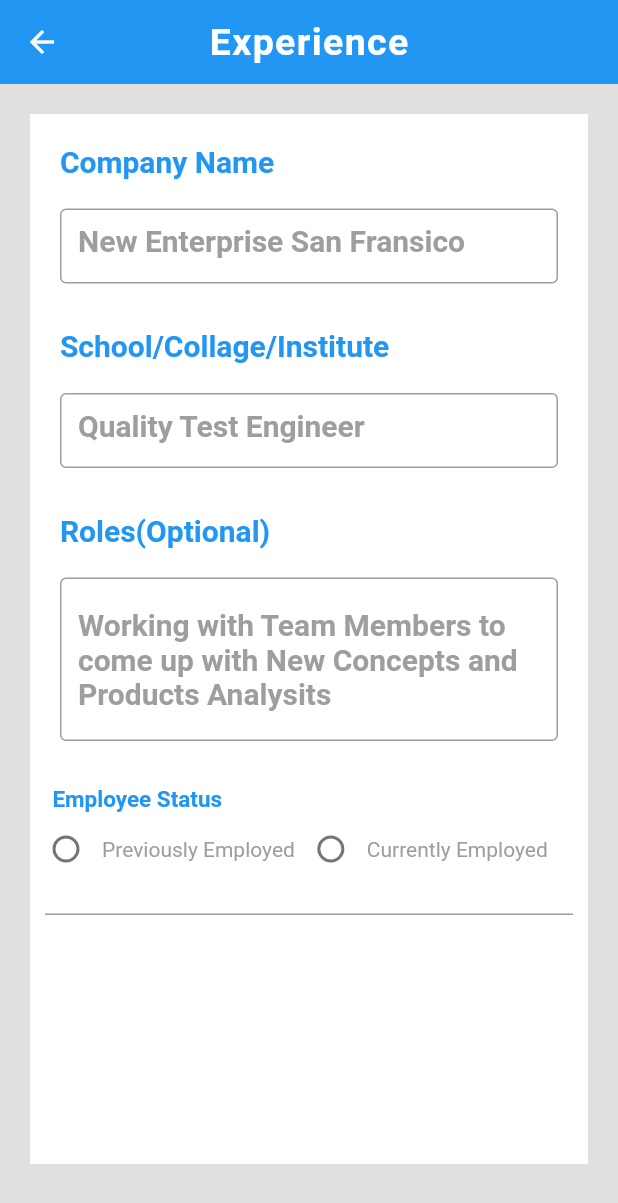
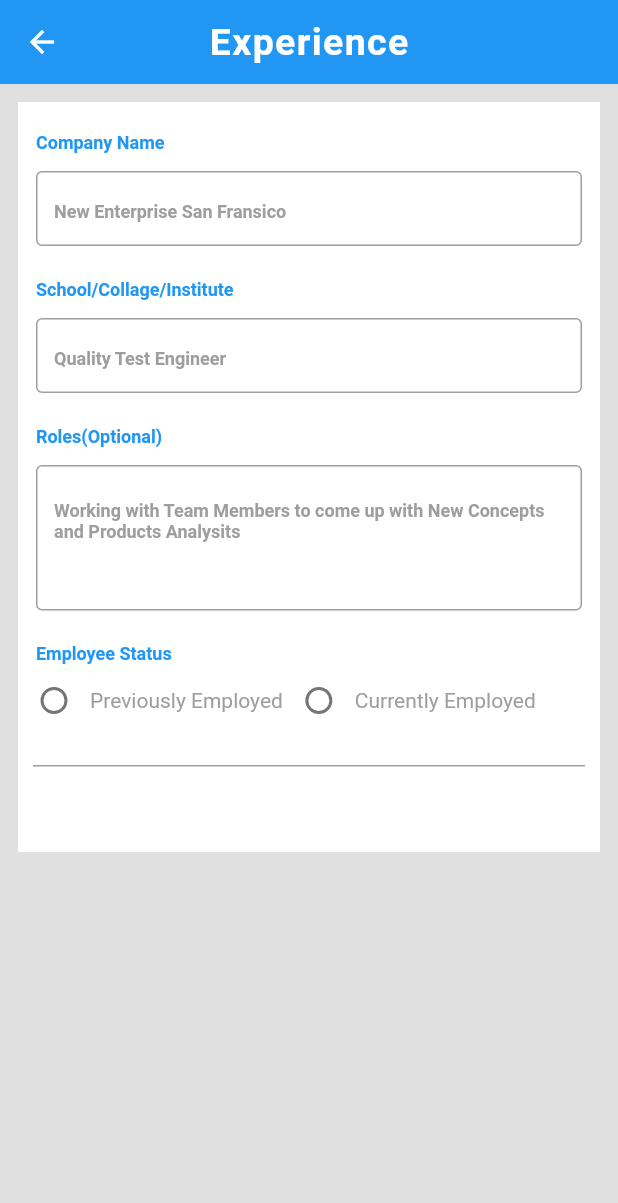
Before and after one commit to ShreyaVaghasiya/ResumeBuilderApp, a Flutter app: the exp screen opened by its route, on a phone screen of 412 x 824 dp. Shown: the top 1203 px of the screen. Run offline on Flutter 3.47's test engine with Material 2 defaults, Android fonts, the phone set to English and light mode, and no system bars; our stand-ins replace image_picker, pdf, printing; accounts and stored records are empty.

Commit message:
SV | 9/1/2023 | 16 : 10 PM

```diff
--- a/lib/Experience.dart
+++ b/lib/Experience.dart
@@ -31,9 +31,9 @@ class _expState extends State<exp> {
         elevation: 0,
       ),
       body:Container(
-        margin: EdgeInsets.all(20),
+        margin: EdgeInsets.all(12),
         child: Container(
-            height: 700,
+            height: 500,
             width: 400,
             color: Colors.white,
             child: Column(
@@ -44,13 +44,13 @@ class _expState extends State<exp> {
             child: Text(
               "    Company Name",
               style: TextStyle(
-                  fontSize: 20,
+                  fontSize: 12,
                   color: Colors.blue,
                   fontWeight: FontWeight.bold),
             )),
         Container(
           height: 50,
-          margin: EdgeInsets.all(20),
+          margin: EdgeInsets.all(12),
           child: TextField(
             onChanged: (value){
               setState(() {
@@ -61,7 +61,7 @@ class _expState extends State<exp> {
               border: OutlineInputBorder(),
               hintText: "New Enterprise San Fransico",
               hintStyle: TextStyle(
-                  fontSize: 20,
+                  fontSize: 12,
                   fontWeight: FontWeight.bold,
                   color: Colors.grey),
             ),
@@ -72,13 +72,13 @@ class _expState extends State<exp> {
                       child: Text(
                         "    School/Collage/Institute",
                         style: TextStyle(
-                            fontSize: 20,
+                            fontSize: 12,
                             color: Colors.blue,
                             fontWeight: FontWeight.bold),
                       )),
                   Container(
                     height: 50,
-                    margin: EdgeInsets.all(20),
+                    margin: EdgeInsets.all(12),
                     child: TextField(
                       onChanged: (value){
                         setState(() {
@@ -89,7 +89,7 @@ class _expState extends State<exp> {
                         border: OutlineInputBorder(),
                         hintText: "Quality Test Engineer",
                         hintStyle: TextStyle(
-                            fontSize: 20,
+                            fontSize: 12,
                             fontWeight: FontWeight.bold,
                             color: Colors.grey),
                       ),
@@ -100,13 +100,13 @@ class _expState extends State<exp> {
                       child: Text(
                         "    Roles(Optional)",
                         style: TextStyle(
-                            fontSize: 20,
+                            fontSize: 12,
                             color: Colors.blue,
                             fontWeight: FontWeight.bold),
                       )),
                   Container(
                     // height: 50,
-                    margin: EdgeInsets.all(20),
+                    margin: EdgeInsets.all(12),
                     child: TextField(
                       onChanged: (value){
                         setState(() {
@@ -118,7 +118,7 @@ class _expState extends State<exp> {
                         border: OutlineInputBorder(),
                         hintText: "Working with Team Members to come up with New Concepts and Products Analysits",
                         hintStyle: TextStyle(
-                            fontSize: 20,
+                            fontSize: 12,
                             fontWeight: FontWeight.bold,
                             color: Colors.grey),
                       ),
@@ -130,7 +130,7 @@ class _expState extends State<exp> {
                       child: Text(
                         "    Employee Status",
                         style: TextStyle(
-                            fontSize: 15,
+                            fontSize: 12,
                             color: Colors.blue,
                             fontWeight: FontWeight.bold),
                       )),
@@ -165,7 +165,7 @@ class _expState extends State<exp> {
                     margin: EdgeInsets.all(10),
                     child: TextField(
                       decoration: InputDecoration(
-                        hintStyle: TextStyle(fontSize: 20,color: Colors.grey),
+                        hintStyle: TextStyle(fontSize: 12,color: Colors.grey),
                       ),
                     ),
                   ),
@@ -176,11 +176,11 @@ class _expState extends State<exp> {
                       Column(
                         children: [
 
-                          Text("Date Joined",style: TextStyle(color: Colors.grey,fontSize: 20,fontWeight: FontWeight.bold),),
+                          Text("Date Joined",style: TextStyle(color: Colors.grey,fontSize: 12,fontWeight: FontWeight.bold),),
                           Container(
                             height: 40,
                             width: 100,
-                            margin: EdgeInsets.all(20),
+                            margin: EdgeInsets.all(12),
                             child: TextField(
                               controller: date1Control,
 
@@ -212,11 +212,11 @@ class _expState extends State<exp> {
                         ],
                       ),Column(
                         children: [
-                          Text("Date Exit",style: TextStyle(color: Colors.grey,fontSize: 20,fontWeight: FontWeight.bold),),
+                          Text("Date Exit",style: TextStyle(color: Colors.grey,fontSize: 12,fontWeight: FontWeight.bold),),
                           Container(
                             height: 40,
                             width: 100,
-                            margin: EdgeInsets.all(20),
+                            margin: EdgeInsets.all(12),
                             child: TextField(
                               controller: date2Control,
 
@@ -255,11 +255,11 @@ class _expState extends State<exp> {
                     children: [
                       Column(
                         children: [
-                          Text("Date Joined",style: TextStyle(color: Colors.grey,fontSize: 20,fontWeight: FontWeight.bold),),
+                          Text("Date Joined",style: TextStyle(color: Colors.grey,fontSize: 12,fontWeight: FontWeight.bold),),
                           Container(
                             height: 40,
                             width: 100,
-                            margin: EdgeInsets.all(20),
+                            margin: EdgeInsets.all(12),
                             child: TextField(
                               controller: date3Control,
 
```
